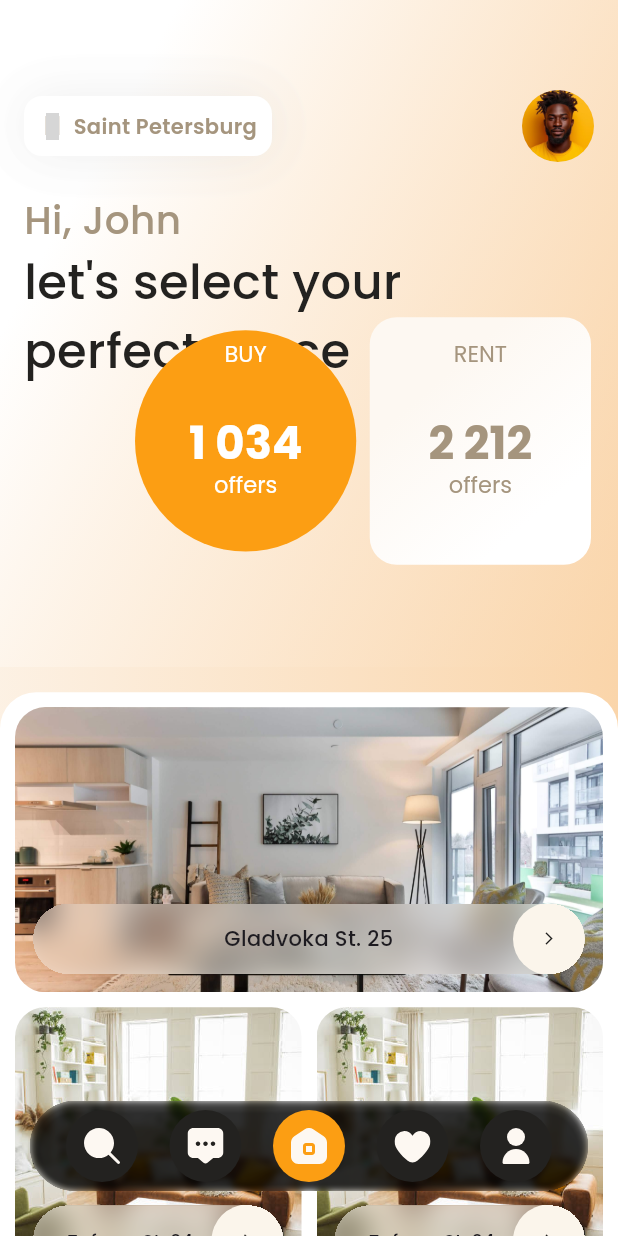
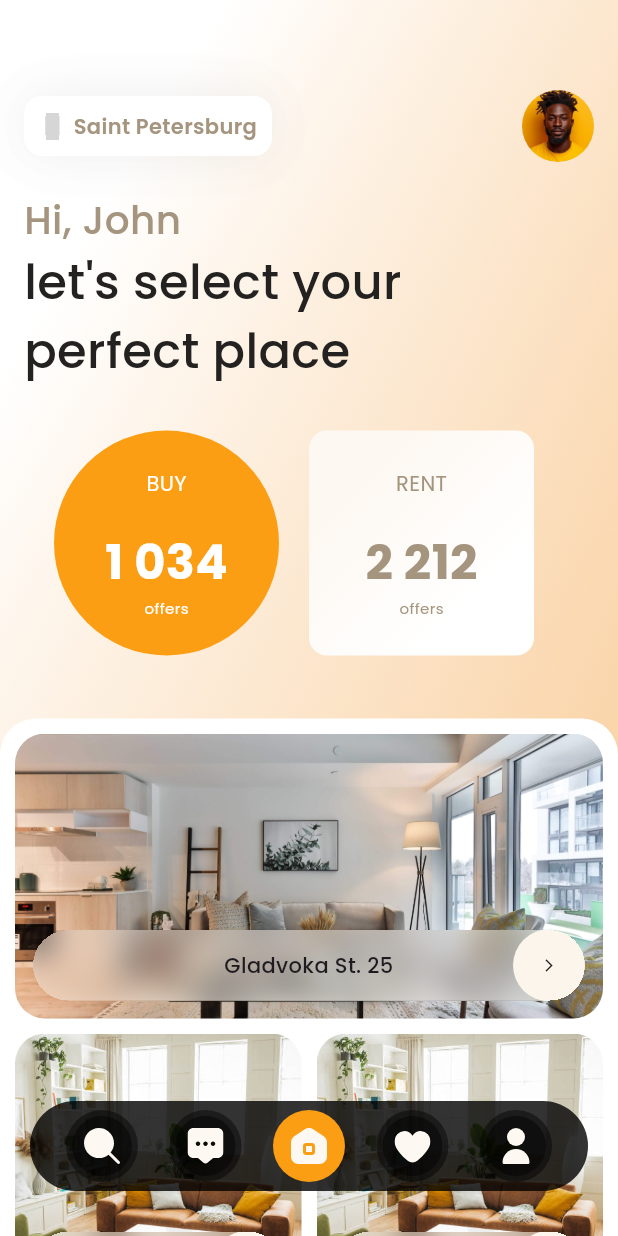
Before and after one commit to iamIkay/real_estate_app, a Flutter app: the screen it shows after launch, on a phone screen of 412 x 824 dp. Run offline on Flutter 3.47's test engine with Material 3 defaults, Android fonts, the phone set to English and light mode, and no system bars; drawn by our look-alikes of countup; our stand-ins replace flutter_riverpod, flutter_svg, go_router, google_fonts, iconsax, visibility_detector; grey boxes are pictures that could not be loaded.

Commit message:
final commit

```diff
--- a/lib/features/home/presentation/widgets/apartments_list.dart
+++ b/lib/features/home/presentation/widgets/apartments_list.dart
@@ -51,13 +51,15 @@ class _ApartmentListState extends State<ApartmentList>
       child: AnimatedBuilder(
           animation: _animation!,
           builder: (context, child) {
-            return AnimatedOpacity(
+            return Container(
+              margin: const EdgeInsets.only(top: 40.0),
+              child: AnimatedOpacity(
                 duration: const Duration(milliseconds: 100),
                 opacity: _animation!.value == 0.1 ? 0 : 1,
                 child: DraggableScrollableSheet(
                   initialChildSize: _animation!.value, // minchildSize, //0.4,
                   minChildSize: _animation!.value, //minchildSize, //0.4,
-                maxChildSize: 0.80,
+                  maxChildSize: 0.84,
                   builder: (context, scrollController) {
                     return Container(
                       decoration: const BoxDecoration(
@@ -81,10 +83,11 @@ class _ApartmentListState extends State<ApartmentList>
                                     borderRadius: BorderRadius.circular(20.0),
                                     image: const DecorationImage(
                                         fit: BoxFit.cover,
-                                      image:
-                                          AssetImage("assets/apt-image.jpg"))),
+                                        image: AssetImage(
+                                            "assets/apt-image.jpg"))),
                                 alignment: Alignment.bottomCenter,
-                              child: const TitleSlideBar("Gladvoka St. 25",
+                                child: const TitleSlideBar(
+                                    "Gladvoka St. 25", 100,
                                     isHeadliner: true)),
                             const SizedBox(height: 10.0),
                             GridView.count(
@@ -103,7 +106,7 @@ class _ApartmentListState extends State<ApartmentList>
                                           fit: BoxFit.cover,
                                           image: AssetImage(
                                               "assets/apt-image2.jpg"))),
-                                child: const TitleSlideBar("Tafawa St. 24"),
+                                  child: TitleSlideBar("Tafawa St. 24", index),
                                 );
                               }),
                             ),
@@ -113,16 +116,21 @@ class _ApartmentListState extends State<ApartmentList>
                     );
                   },
                 ),
+              ),
             );
           }),
     );
   }
 }
 
+bool animated = false;
+
 class TitleSlideBar extends StatefulWidget {
   final String location;
   final bool isHeadliner;
-  const TitleSlideBar(this.location, {this.isHeadliner = false, super.key});
+  final int index;
+  const TitleSlideBar(this.location, this.index,
+      {this.isHeadliner = false, super.key});
 
   @override
   State<TitleSlideBar> createState() => _TitleSlideBarState();
@@ -131,8 +139,6 @@ class TitleSlideBar extends StatefulWidget {
 class _TitleSlideBarState extends State<TitleSlideBar>
     with SingleTickerProviderStateMixin {
   AnimationController? _controller;
-  bool _isDisposed = false;
-
   Animation<double>? _animation;
 
   @override
@@ -144,14 +150,15 @@ class _TitleSlideBarState extends State<TitleSlideBar>
       duration: const Duration(seconds: 3),
     );
 
-    _animation = Tween<double>(begin: 0, end: 1000).animate(
+    _animation = Tween<double>(begin: animated ? 1000 : 0, end: 1000).animate(
       CurvedAnimation(parent: _controller!, curve: Curves.easeInOut),
     );
+
+    setState(() {});
   }
 
   @override
   void dispose() {
-    _isDisposed = true;
     _controller?.dispose();
     super.dispose();
   }
@@ -159,10 +166,10 @@ class _TitleSlideBarState extends State<TitleSlideBar>
   @override
   Widget build(BuildContext context) {
     return VisibilityDetector(
-      key: UniqueKey(),
+      key: ObjectKey(widget.index),
       onVisibilityChanged: (visibility) {
-        if (!_isDisposed && _controller != null) {
-          _controller!.forward();
+        if (_controller?.status != AnimationStatus.completed) {
+          _controller!.forward().then((_) => animated = true);
         }
       },
       child: AnimatedBuilder(
--- a/lib/features/home/presentation/widgets/dashboard.dart
+++ b/lib/features/home/presentation/widgets/dashboard.dart
@@ -15,83 +15,9 @@ class Dashboard extends StatelessWidget {
       slivers: [
         // Shrinkable top content
         SliverAppBar(
-          expandedHeight: MediaQuery.sizeOf(context).height * 0.54,
+          expandedHeight: MediaQuery.sizeOf(context).height * 0.6,
           backgroundColor: Colors.transparent,
           flexibleSpace: FlexibleSpaceBar(
-            title: Container(
-              height: 150.0,
-              // color: Colors.green,
-              alignment: Alignment.topCenter,
-              padding: const EdgeInsets.symmetric(horizontal: 12.0),
-              margin: const EdgeInsets.only(bottom: 10.0),
-              child: Row(
-                mainAxisAlignment: MainAxisAlignment.spaceBetween,
-                children: [
-                  Expanded(
-                    child: Container(
-                      height: 140.0,
-                      width: 140.0,
-                      clipBehavior: Clip.hardEdge,
-                      alignment: Alignment.topCenter,
-                      padding: const EdgeInsets.symmetric(vertical: 25.0),
-                      decoration: BoxDecoration(
-                          color: Palette.primary, shape: BoxShape.circle),
-                      child: Column(
-                        children: [
-                          const AppText("BUY", size: 10, color: Colors.white),
-                          const SizedBox(height: 20.0),
-                          Countup(
-                            begin: 100,
-                            end: 1034,
-                            duration: const Duration(seconds: 4),
-                            separator: ' ',
-                            style: const TextStyle(
-                                fontSize: 20,
-                                fontWeight: FontWeight.w700,
-                                color: Colors.white),
-                          ),
-                          const AppText("offers",
-                              size: 10.0, color: Colors.white)
-                        ],
-                      ),
-                    ),
-                  ),
-                  const SizedBox(width: 6.0),
-                  Expanded(
-                    child: Container(
-                      height: 110.0,
-                      width: 110.0,
-                      decoration: BoxDecoration(
-                          gradient: LinearGradient(
-                              begin: Alignment.centerLeft,
-                              end: Alignment.bottomCenter,
-                              colors: [Palette.offwhite, Colors.white]),
-                          color: Colors.white,
-                          borderRadius: BorderRadius.circular(12.0)),
-                      padding: const EdgeInsets.symmetric(vertical: 10.0),
-                      child: Column(
-                        children: [
-                          AppText("RENT", size: 10, color: Palette.secondary),
-                          const SizedBox(height: 20.0),
-                          Countup(
-                            begin: 1000,
-                            end: 2212,
-                            duration: const Duration(seconds: 4),
-                            separator: ' ',
-                            style: TextStyle(
-                                fontSize: 20,
-                                fontWeight: FontWeight.w700,
-                                color: Palette.secondary),
-                          ),
-                          AppText("offers",
-                              size: 10.0, color: Palette.secondary)
-                        ],
-                      ),
-                    ),
-                  ),
-                ],
-              ),
-            ),
             background: AnimatedContainer(
               duration: const Duration(seconds: 1),
               height: MediaQuery.sizeOf(context).height,
@@ -157,7 +83,90 @@ class Dashboard extends StatelessWidget {
                       weight: FontWeight.w500,
                       color: Palette.black),
                   AppText("perfect place",
-                      size: 32.0, weight: FontWeight.w500, color: Palette.black)
+                      size: 32.0,
+                      weight: FontWeight.w500,
+                      color: Palette.black),
+                  const SizedBox(height: 30.0),
+                  Row(
+                    mainAxisAlignment: MainAxisAlignment.center,
+                    children: [
+                      Expanded(
+                        child: Align(
+                          alignment: Alignment.centerRight,
+                          child: Container(
+                            clipBehavior: Clip.hardEdge,
+                            alignment: Alignment.topCenter,
+                            padding: const EdgeInsets.symmetric(vertical: 25.0),
+                            decoration: BoxDecoration(
+                                color: Palette.primary, shape: BoxShape.circle),
+                            child: Column(
+                              children: [
+                                const AppText("BUY",
+                                    size: 14, color: Colors.white),
+                                const SizedBox(height: 20.0),
+                                Countup(
+                                  begin: 800,
+                                  end: 1034,
+                                  duration: const Duration(seconds: 4),
+                                  separator: ' ',
+                                  style: const TextStyle(
+                                      fontSize: 32,
+                                      fontWeight: FontWeight.w700,
+                                      color: Colors.white),
+                                ),
+                                const AppText("offers",
+                                    size: 10.0, color: Colors.white)
+                              ],
+                            ),
+                          ),
+                        ),
+                      ),
+                      // const SizedBox(width: 6.0),
+                      Expanded(
+                        child: Align(
+                          alignment: Alignment.centerLeft,
+                          child: Container(
+                            decoration: BoxDecoration(
+                                gradient: LinearGradient(
+                                    begin: Alignment.centerLeft,
+                                    end: Alignment.bottomCenter,
+                                    colors: [Palette.offwhite, Colors.white]),
+                                color: Colors.white,
+                                borderRadius: BorderRadius.circular(12.0)),
+                            child: Container(
+                              alignment: Alignment.center,
+                              padding:
+                                  const EdgeInsets.symmetric(vertical: 25.0),
+                              decoration: const BoxDecoration(
+                                  color: Colors.transparent,
+                                  shape: BoxShape.circle),
+                              constraints:
+                                  const BoxConstraints(maxWidth: 150.0),
+                              child: Column(
+                                children: [
+                                  AppText("RENT",
+                                      size: 14, color: Palette.secondary),
+                                  const SizedBox(height: 20.0),
+                                  Countup(
+                                    begin: 2000,
+                                    end: 2212,
+                                    duration: const Duration(seconds: 4),
+                                    separator: ' ',
+                                    style: TextStyle(
+                                        fontSize: 32,
+                                        fontWeight: FontWeight.w700,
+                                        color: Palette.secondary),
+                                  ),
+                                  AppText("offers",
+                                      size: 10.0, color: Palette.secondary)
+                                ],
+                              ),
+                            ),
+                          ),
+                        ),
+                      ),
+                    ],
+                  ),
                 ],
               ),
             ),
--- a/lib/wrappers/house_pin.dart
+++ b/lib/wrappers/house_pin.dart
@@ -33,8 +33,6 @@ class _HousePinState extends State<HousePin>
     _animation = Tween<double>(begin: 100.0, end: 40.0).animate(
       CurvedAnimation(parent: _controller!, curve: Curves.easeInOut),
     );
-
-    // _controller!.forward();
   }
 
   @override
@@ -78,7 +76,7 @@ class _HousePinState extends State<HousePin>
                               duration: const Duration(milliseconds: 700),
                               opacity: _animation?.value == 100 ? 1 : 0,
                               child: AppText(
-                                "₦ ${(Random().nextDouble() * 256).toStringAsFixed(2)} m",
+                                "N ${(Random().nextDouble() * 256).toStringAsFixed(2)} m",
                                 align: TextAlign.center,
                                 maxLines: 1,
                                 color: Colors.white,
--- a/lib/wrappers/main_wrapper.dart
+++ b/lib/wrappers/main_wrapper.dart
@@ -1,7 +1,4 @@
 // ignore_for_file: deprecated_member_use
-
-import 'dart:ui';
-
 import 'package:flutter/material.dart';
 import 'package:flutter_riverpod/flutter_riverpod.dart';
 import 'package:flutter_svg/svg.dart';
@@ -63,14 +60,13 @@ class AppBottomNavBar extends StatelessWidget {
             Container(
               clipBehavior: Clip.hardEdge,
               decoration: BoxDecoration(
-                  color: Colors.black.withOpacity(0.75),
+                  color: Colors.black.withOpacity(0.8),
                   borderRadius: BorderRadius.circular(34.0)),
               child: ClipRRect(
                   clipBehavior: Clip.hardEdge,
-                  child: BackdropFilter(
-                    filter: ImageFilter.blur(sigmaX: 2.0, sigmaY: 2.0),
                   child: Card(
                     color: Colors.transparent,
+                    elevation: 0.0,
                     shape: RoundedRectangleBorder(
                         borderRadius: BorderRadius.circular(34.0)),
                     child: Stack(
@@ -116,7 +112,6 @@ class AppBottomNavBar extends StatelessWidget {
                         ),
                       ],
                     ),
-                    ),
                   )),
             ),
           ],
@@ -144,14 +139,14 @@ class NavButton extends ConsumerWidget {
     return AnimatedContainer(
       duration: const Duration(milliseconds: 400),
       decoration: BoxDecoration(
-          color: currentIndex == index ? Palette.primary : Palette.black,
+          color: currentIndex == index ? Palette.primary : Colors.black45,
           shape: BoxShape.circle),
       child: IconButton(
           splashRadius: 26.0,
           iconSize: 32,
           style: ElevatedButton.styleFrom(
               backgroundColor:
-                  currentIndex == index ? Colors.transparent : Palette.black),
+                  currentIndex == index ? Colors.transparent : Colors.black45),
           onPressed: () {
             ref
                 .read(bottomNavIndexProvider.notifier)
```
Also changed, not shown: 1 other file. Lines whose indentation alone changed are shown as unchanged.
